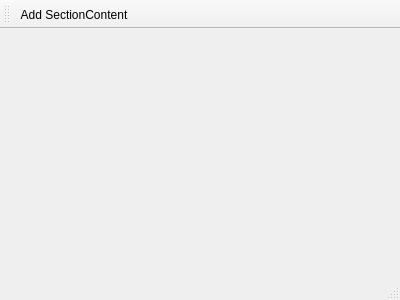
Qt form AdvancedDockingSystemDemo/src/mainwindow.ui (mfreiholz/Qt-Advanced-Docking-System) before a commit.
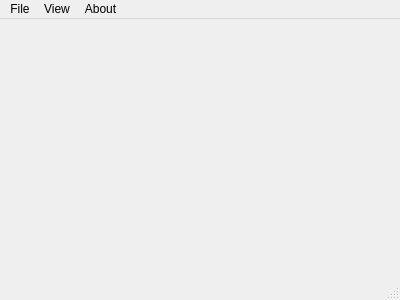
The same form after that commit.

```diff
--- a/AdvancedDockingSystemDemo/src/mainwindow.ui
+++ b/AdvancedDockingSystemDemo/src/mainwindow.ui
@@ -14,15 +14,6 @@
    <string>MainWindow</string>
   </property>
   <widget class="QWidget" name="centralWidget"/>
-  <widget class="QToolBar" name="mainToolBar">
-   <attribute name="toolBarArea">
-    <enum>TopToolBarArea</enum>
-   </attribute>
-   <attribute name="toolBarBreak">
-    <bool>false</bool>
-   </attribute>
-   <addaction name="actionAddSectionContent"/>
-  </widget>
   <widget class="QStatusBar" name="statusBar"/>
   <widget class="QMenuBar" name="menuBar">
    <property name="geometry">
@@ -33,6 +24,28 @@
      <height>21</height>
     </rect>
    </property>
+   <widget class="QMenu" name="menuFile">
+    <property name="title">
+     <string>File</string>
+    </property>
+    <addaction name="actionExit"/>
+   </widget>
+   <widget class="QMenu" name="menuView">
+    <property name="title">
+     <string>View</string>
+    </property>
+    <addaction name="actionDemo_1"/>
+    <addaction name="actionDemo_2"/>
+    <addaction name="actionDemo_3"/>
+   </widget>
+   <widget class="QMenu" name="menuAbout">
+    <property name="title">
+     <string>About</string>
+    </property>
+   </widget>
+   <addaction name="menuFile"/>
+   <addaction name="menuView"/>
+   <addaction name="menuAbout"/>
   </widget>
   <action name="actionAddSectionContent">
    <property name="text">
```
Left out of the diff: 20 changed lines with no effect on the pictures.
